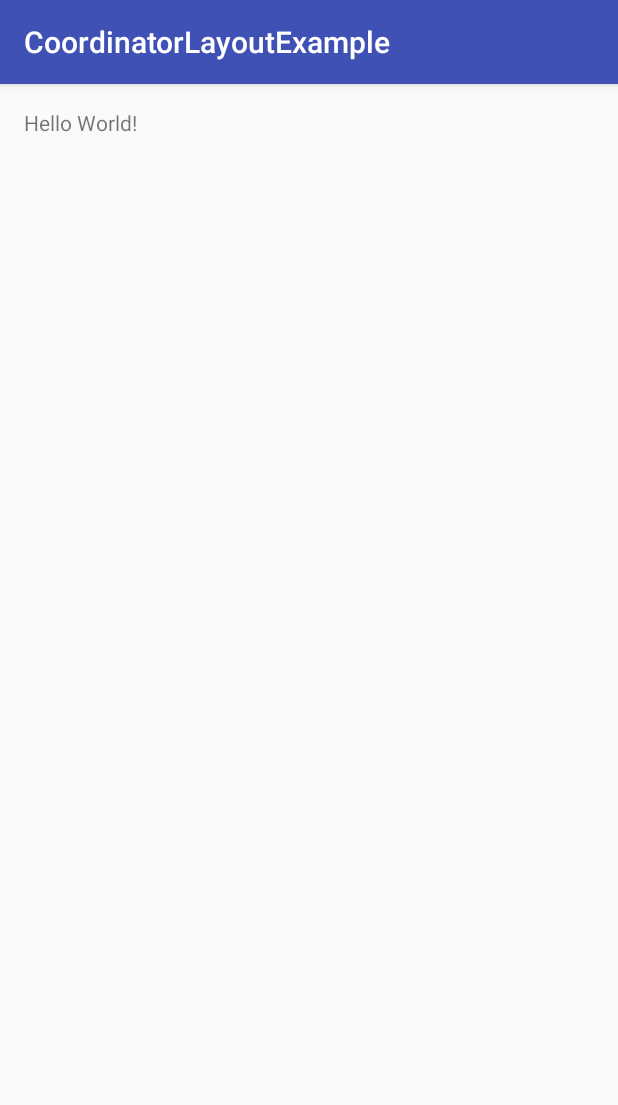
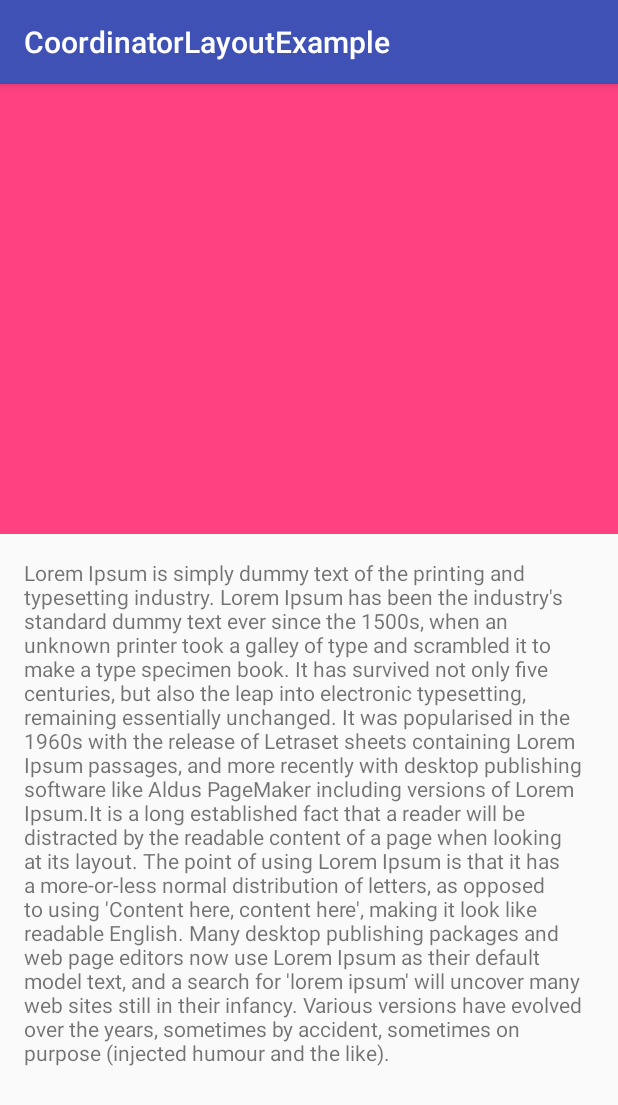
Before and after one commit to SB-Jr/CodeReferences, an Android app: the screen it shows after launch (MainActivity), on a phone screen of 412 x 824 dp. Shown: the top 1105 px of the screen. Run offline under Robolectric (Android 15) with nearby library versions, the phone set to English and light mode, and no system bars.

Commit message:
Added coordinator-parallex reference

```diff
--- a/Android Examples/CoordinatorLayoutExample/app/src/main/res/layout/activity_main.xml
+++ b/Android Examples/CoordinatorLayoutExample/app/src/main/res/layout/activity_main.xml
@@ -1,16 +1,52 @@
 <?xml version="1.0" encoding="utf-8"?>
-<RelativeLayout xmlns:android="http://schemas.android.com/apk/res/android"
-    xmlns:tools="http://schemas.android.com/tools"
+<android.support.design.widget.CoordinatorLayout xmlns:android="http://schemas.android.com/apk/res/android"
+    xmlns:app="http://schemas.android.com/apk/res-auto"
     android:layout_width="match_parent"
     android:layout_height="match_parent"
-    android:paddingBottom="@dimen/activity_vertical_margin"
-    android:paddingLeft="@dimen/activity_horizontal_margin"
-    android:paddingRight="@dimen/activity_horizontal_margin"
-    android:paddingTop="@dimen/activity_vertical_margin"
-    tools:context="sbjr.example.coordinatorlayoutexample.MainActivity">
+    android:fitsSystemWindows="true">
 
-    <TextView
-        android:layout_width="wrap_content"
+    <android.support.design.widget.AppBarLayout
+        android:layout_width="match_parent"
         android:layout_height="wrap_content"
-        android:text="Hello World!" />
-</RelativeLayout>
+        android:fitsSystemWindows="true">
+
+        <android.support.design.widget.CollapsingToolbarLayout
+            android:layout_width="match_parent"
+            android:layout_height="wrap_content"
+            android:fitsSystemWindows="true"
+            android:minHeight="?actionBarSize"
+            app:layout_scrollFlags="scroll|exitUntilCollapsed"
+            app:contentScrim="@color/colorPrimary">
+
+            <ImageView
+                android:layout_width="match_parent"
+                android:layout_height="300dp"
+                android:backgroundTint="@color/colorAccent"
+                android:background="@color/colorAccent"
+                app:layout_collapseMode="parallax"
+                app:layout_scrollFlags="scroll"/>
+
+            <android.support.v7.widget.Toolbar
+                android:layout_width="match_parent"
+                android:layout_height="?actionBarSize"
+                app:layout_scrollFlags="scroll|enterAlways" />
+        </android.support.design.widget.CollapsingToolbarLayout>
+    </android.support.design.widget.AppBarLayout>
+
+    <android.support.v4.widget.NestedScrollView
+        android:id="@+id/activity_main"
+        android:layout_width="match_parent"
+        android:layout_height="match_parent"
+        android:paddingBottom="@dimen/activity_vertical_margin"
+        android:paddingLeft="@dimen/activity_horizontal_margin"
+        android:paddingRight="@dimen/activity_horizontal_margin"
+        android:paddingTop="@dimen/activity_vertical_margin"
+        android:minHeight="100dp"
+        app:layout_behavior="@string/appbar_scrolling_view_behavior">
+
+        <TextView
+            android:layout_width="match_parent"
+            android:layout_height="wrap_content"
+            android:text="Lorem Ipsum is simply dummy text of the printing and typesetting industry. Lorem Ipsum has been the industry's standard dummy text ever since the 1500s, when an unknown printer took a galley of type and scrambled it to make a type specimen book. It has survived not only five centuries, but also the leap into electronic typesetting, remaining essentially unchanged. It was popularised in the 1960s with the release of Letraset sheets containing Lorem Ipsum passages, and more recently with desktop publishing software like Aldus PageMaker including versions of Lorem Ipsum.It is a long established fact that a reader will be distracted by the readable content of a page when looking at its layout. The point of using Lorem Ipsum is that it has a more-or-less normal distribution of letters, as opposed to using 'Content here, content here', making it look like readable English. Many desktop publishing packages and web page editors now use Lorem Ipsum as their default model text, and a search for 'lorem ipsum' will uncover many web sites still in their infancy. Various versions have evolved over the years, sometimes by accident, sometimes on purpose (injected humour and the like)." />
+    </android.support.v4.widget.NestedScrollView>
+</android.support.design.widget.CoordinatorLayout>
--- a/Android Examples/CoordinatorLayoutExample/build.gradle
+++ b/Android Examples/CoordinatorLayoutExample/build.gradle
@@ -5,7 +5,7 @@ buildscript {
         jcenter()
     }
     dependencies {
-        classpath 'com.android.tools.build:gradle:2.1.0'
+        classpath 'com.android.tools.build:gradle:2.2.0'
 
         // NOTE: Do not place your application dependencies here; they belong
         // in the individual module build.gradle files
```
Also changed, not shown: Android Examples/CoordinatorLayoutExample/gradle/wrapper/gradle-wrapper.properties.
